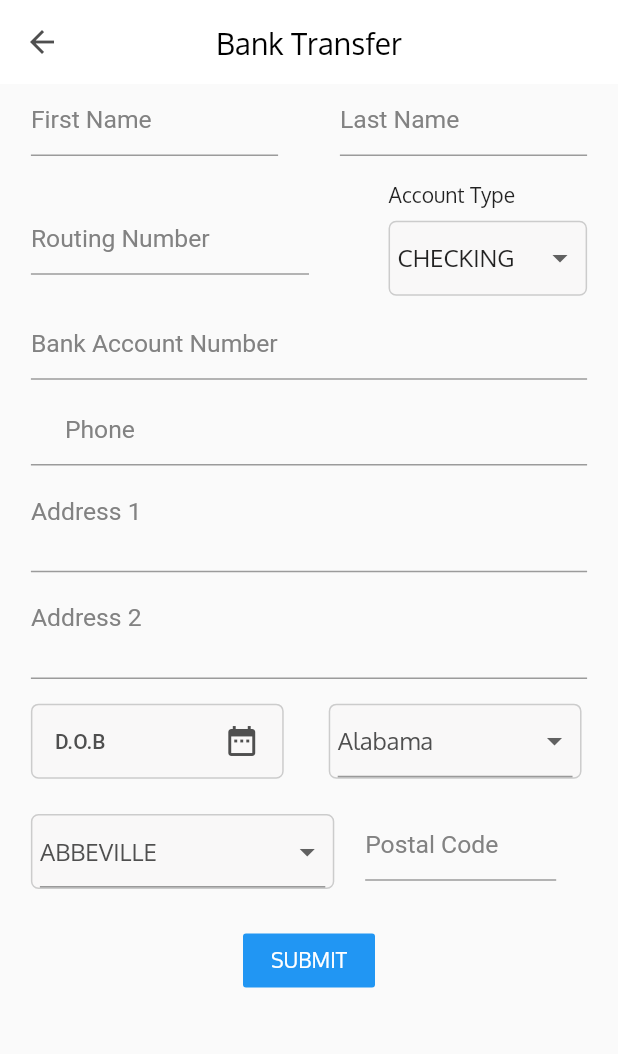
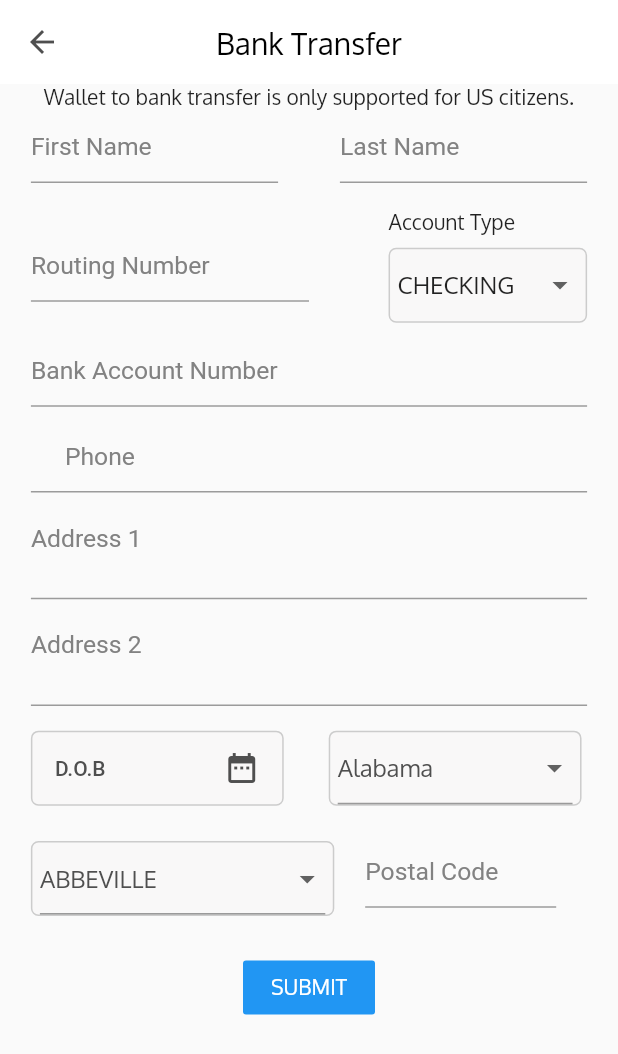
Before and after one commit to jabeedkhan/krypto_kafe_parabolus, a Flutter app: the BankTransfer screen opened directly with empty values, on a phone screen of 412 x 824 dp. Shown: the top 1054 px of the screen. Run offline on Flutter 3.47's test engine with Material 2 defaults, Android fonts, the phone set to English and light mode, and no system bars; our stand-ins replace cached_network_image, connectivity, date_format, firebase_messaging, flutter_local_notifications, flutter_money_formatter and 6 more; missing offline and left inert: country_list_pick, currency_pickers, mp_chart; accounts and stored records are empty; network calls fail; Roboto replaces fonts that are missing (Poppins); statements that could not run were skipped.

Commit message:
integrated transfer to wallet and bank

```diff
--- a/lib/screens/wallets/transfer/transfer_to_bank.dart
+++ b/lib/screens/wallets/transfer/transfer_to_bank.dart
@@ -178,6 +178,8 @@ class _BankTransferState extends State<BankTransfer> {
           child: Column(
             children: [
               loadingProgress ? LinearProgressIndicator() : SizedBox(),
+              Text(
+                  "Wallet to bank transfer is only supported for US citizens."),
               Row(
                 children: [
                   Expanded(
```
